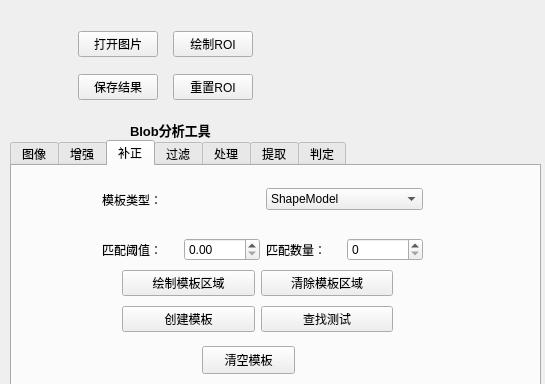
Before: the Qt Designer form ui/mainwindow.ui in xiaoyuan1021/MyTool, drawn with Qt 5; both pictures show x 0 to 545 and y 0 to 384 of the 1181 by 728 pixel window.
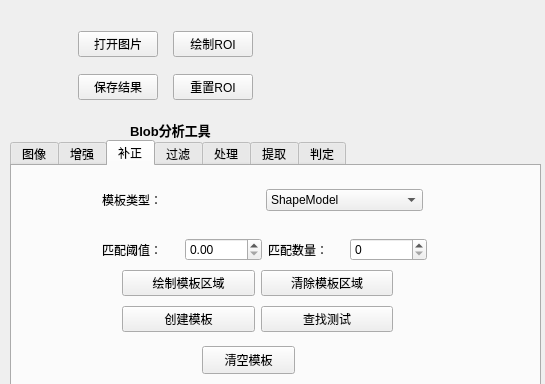
After: the same form once the commit is applied. The open tabs and pages were chosen to show the change. Custom widgets are drawn as their Qt base class.

What changed in the file:
```diff
--- a/ui/mainwindow.ui
+++ b/ui/mainwindow.ui
@@ -309,7 +309,7 @@
         <x>90</x>
         <y>20</y>
         <width>321</width>
-        <height>27</height>
+        <height>28</height>
        </rect>
       </property>
       <layout class="QHBoxLayout" name="horizontalLayout_8">
@@ -346,7 +346,7 @@
        <rect>
         <x>90</x>
         <y>70</y>
-        <width>321</width>
+        <width>325</width>
         <height>27</height>
        </rect>
       </property>
```
Left out of the diff: 2 changed lines with no effect on the pictures.
